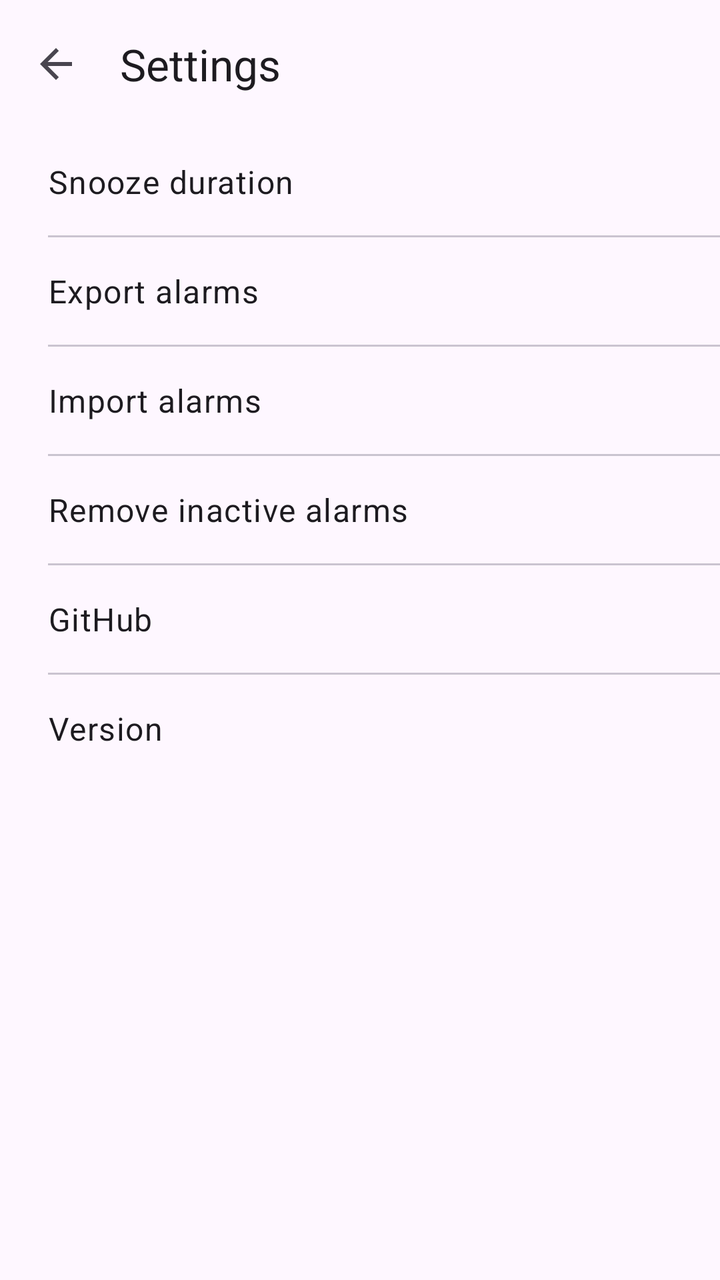
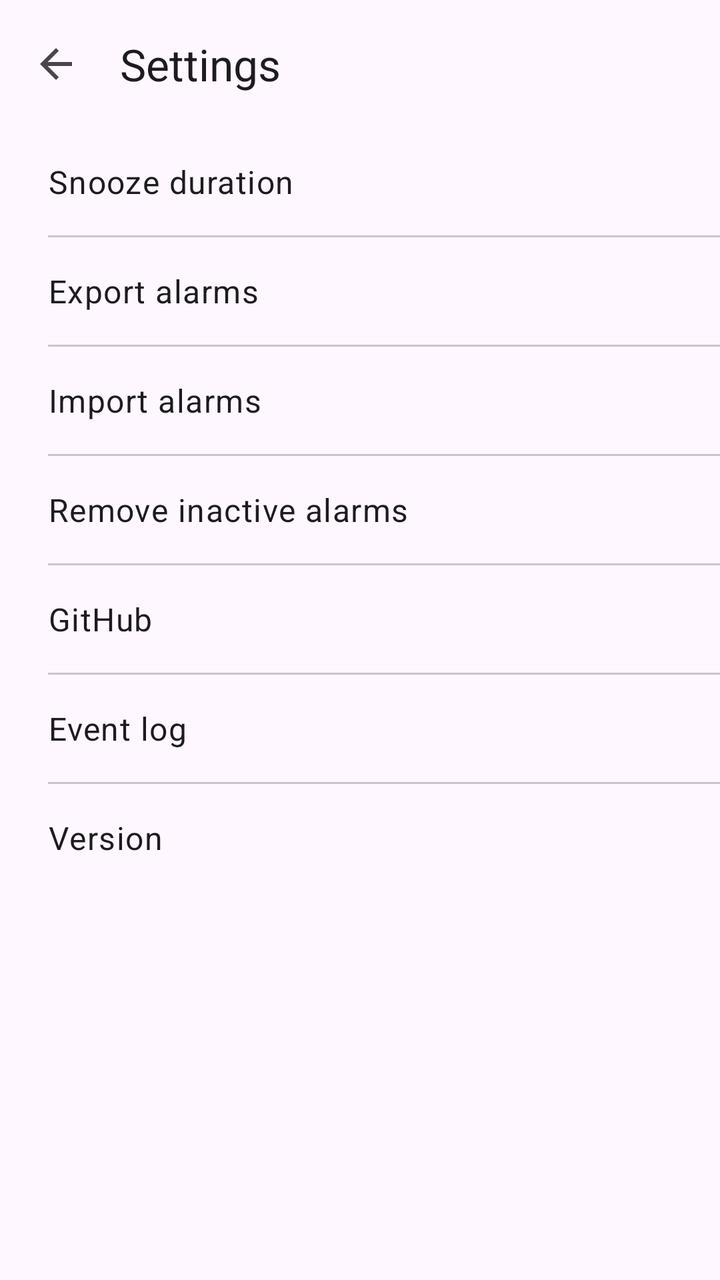

An Android layout rendered at two revisions. The XML below is the earlier revision; the diff shows what the commit changed to produce the second picture.
<!-- AndroidManifest.xml: application theme Theme.Malarm -->
<!-- res/layout/activity_settings.xml -->
<?xml version="1.0" encoding="utf-8"?>
<LinearLayout xmlns:android="http://schemas.android.com/apk/res/android"
    xmlns:app="http://schemas.android.com/apk/res-auto"
    android:layout_width="match_parent"
    android:layout_height="match_parent"
    android:fitsSystemWindows="true"
    android:orientation="vertical">

    <com.google.android.material.appbar.MaterialToolbar
        android:id="@+id/toolbar"
        android:layout_width="match_parent"
        android:layout_height="?attr/actionBarSize"
        app:navigationIcon="@drawable/ic_arrow_back"
        app:title="@string/settings" />

    <LinearLayout
        android:layout_width="match_parent"
        android:layout_height="wrap_content"
        android:orientation="vertical">

        <LinearLayout
            android:id="@+id/snoozeRow"
            android:layout_width="match_parent"
            android:layout_height="wrap_content"
            android:background="?attr/selectableItemBackground"
            android:gravity="center_vertical"
            android:orientation="horizontal"
            android:paddingHorizontal="24dp"
            android:paddingVertical="16dp">

            <TextView
                android:layout_width="0dp"
                android:layout_height="wrap_content"
                android:layout_weight="1"
                android:text="@string/snooze_duration"
                android:textAppearance="@style/TextAppearance.Material3.BodyLarge" />

            <TextView
                android:id="@+id/snoozeValue"
                android:layout_width="wrap_content"
                android:layout_height="wrap_content"
                android:textAppearance="@style/TextAppearance.Material3.BodyLarge"
                android:textColor="?attr/colorPrimary" />
        </LinearLayout>

        <View
            android:layout_width="match_parent"
            android:layout_height="1dp"
            android:layout_marginStart="24dp"
            android:background="?attr/colorOutlineVariant" />

        <LinearLayout
            android:id="@+id/exportRow"
            android:layout_width="match_parent"
            android:layout_height="wrap_content"
            android:background="?attr/selectableItemBackground"
            android:gravity="center_vertical"
            android:orientation="horizontal"
            android:paddingHorizontal="24dp"
            android:paddingVertical="16dp">

            <TextView
                android:layout_width="0dp"
                android:layout_height="wrap_content"
                android:layout_weight="1"
                android:text="@string/export_alarms"
                android:textAppearance="@style/TextAppearance.Material3.BodyLarge" />
        </LinearLayout>

        <View
            android:layout_width="match_parent"
            android:layout_height="1dp"
            android:layout_marginStart="24dp"
            android:background="?attr/colorOutlineVariant" />

        <LinearLayout
            android:id="@+id/importRow"
            android:layout_width="match_parent"
            android:layout_height="wrap_content"
            android:background="?attr/selectableItemBackground"
            android:gravity="center_vertical"
            android:orientation="horizontal"
            android:paddingHorizontal="24dp"
            android:paddingVertical="16dp">

            <TextView
                android:layout_width="0dp"
                android:layout_height="wrap_content"
                android:layout_weight="1"
                android:text="@string/import_alarms"
                android:textAppearance="@style/TextAppearance.Material3.BodyLarge" />
        </LinearLayout>

        <View
            android:layout_width="match_parent"
            android:layout_height="1dp"
            android:layout_marginStart="24dp"
            android:background="?attr/colorOutlineVariant" />

        <LinearLayout
            android:id="@+id/removeInactiveRow"
            android:layout_width="match_parent"
            android:layout_height="wrap_content"
            android:background="?attr/selectableItemBackground"
            android:gravity="center_vertical"
            android:orientation="horizontal"
            android:paddingHorizontal="24dp"
            android:paddingVertical="16dp">

            <TextView
                android:layout_width="0dp"
                android:layout_height="wrap_content"
                android:layout_weight="1"
                android:text="@string/remove_inactive_alarms"
                android:textAppearance="@style/TextAppearance.Material3.BodyLarge" />
        </LinearLayout>

        <View
            android:layout_width="match_parent"
            android:layout_height="1dp"
            android:layout_marginStart="24dp"
            android:background="?attr/colorOutlineVariant" />

        <LinearLayout
            android:id="@+id/githubRow"
            android:layout_width="match_parent"
            android:layout_height="wrap_content"
            android:background="?attr/selectableItemBackground"
            android:gravity="center_vertical"
            android:orientation="horizontal"
            android:paddingHorizontal="24dp"
            android:paddingVertical="16dp">

            <TextView
                android:layout_width="0dp"
                android:layout_height="wrap_content"
                android:layout_weight="1"
                android:text="@string/github"
                android:textAppearance="@style/TextAppearance.Material3.BodyLarge" />
        </LinearLayout>

        <View
            android:layout_width="match_parent"
            android:layout_height="1dp"
            android:layout_marginStart="24dp"
            android:background="?attr/colorOutlineVariant" />

        <LinearLayout
            android:layout_width="match_parent"
            android:layout_height="wrap_content"
            android:gravity="center_vertical"
            android:orientation="horizontal"
            android:paddingHorizontal="24dp"
            android:paddingVertical="16dp">

            <TextView
                android:layout_width="0dp"
                android:layout_height="wrap_content"
                android:layout_weight="1"
                android:text="@string/version"
                android:textAppearance="@style/TextAppearance.Material3.BodyLarge" />

            <TextView
                android:id="@+id/versionValue"
                android:layout_width="wrap_content"
                android:layout_height="wrap_content"
                android:textAppearance="@style/TextAppearance.Material3.BodyLarge"
                android:textColor="?attr/colorOnSurfaceVariant" />
        </LinearLayout>
    </LinearLayout>

</LinearLayout>
<!-- resources referenced by this layout -->
<resources>
  <!-- drawable ic_arrow_back (drawable) -->
  <?xml version="1.0" encoding="utf-8"?>
  <vector xmlns:android="http://schemas.android.com/apk/res/android"
      android:width="24dp"
      android:height="24dp"
      android:tint="?attr/colorControlNormal"
      android:viewportWidth="24"
      android:viewportHeight="24">
      <path
          android:fillColor="@android:color/white"
          android:pathData="M20,11H7.83l5.59,-5.59L12,4l-8,8 8,8 1.41,-1.41L7.83,13H20v-2z" />
  </vector>
  <string name="export_alarms">Export alarms</string>
  <string name="github">GitHub</string>
  <string name="import_alarms">Import alarms</string>
  <string name="remove_inactive_alarms">Remove inactive alarms</string>
  <string name="settings">Settings</string>
  <string name="snooze_duration">Snooze duration</string>
  <string name="version">Version</string>
  <style name="Theme.Malarm" parent="Theme.Material3.DayNight.NoActionBar" />
</resources>

<!-- the commit's change to res/layout/activity_settings.xml (unified diff, before → after) -->
@@ -146,6 +146,30 @@
             android:background="?attr/colorOutlineVariant" />
 
         <LinearLayout
+            android:id="@+id/eventLogRow"
+            android:layout_width="match_parent"
+            android:layout_height="wrap_content"
+            android:background="?attr/selectableItemBackground"
+            android:gravity="center_vertical"
+            android:orientation="horizontal"
+            android:paddingHorizontal="24dp"
+            android:paddingVertical="16dp">
+
+            <TextView
+                android:layout_width="0dp"
+                android:layout_height="wrap_content"
+                android:layout_weight="1"
+                android:text="@string/event_log"
+                android:textAppearance="@style/TextAppearance.Material3.BodyLarge" />
+        </LinearLayout>
+
+        <View
+            android:layout_width="match_parent"
+            android:layout_height="1dp"
+            android:layout_marginStart="24dp"
+            android:background="?attr/colorOutlineVariant" />
+
+        <LinearLayout
             android:layout_width="match_parent"
             android:layout_height="wrap_content"
             android:gravity="center_vertical"
<!-- resource entries referenced after the edit -->
@@ -12,6 +12,7 @@
           android:fillColor="@android:color/white"
           android:pathData="M20,11H7.83l5.59,-5.59L12,4l-8,8 8,8 1.41,-1.41L7.83,13H20v-2z" />
   </vector>
+  <string name="event_log">Event log</string>
   <string name="export_alarms">Export alarms</string>
   <string name="github">GitHub</string>
   <string name="import_alarms">Import alarms</string>
